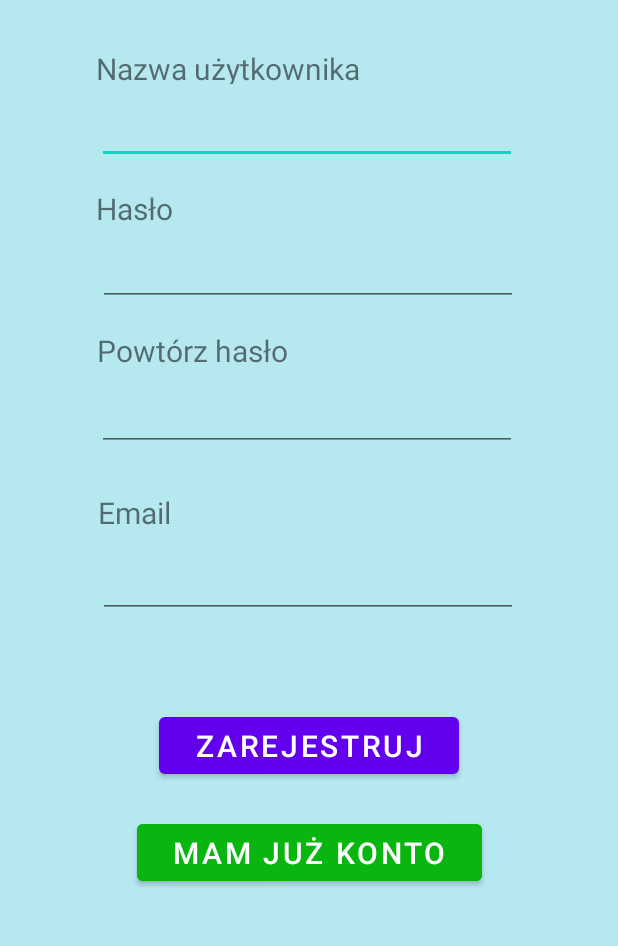
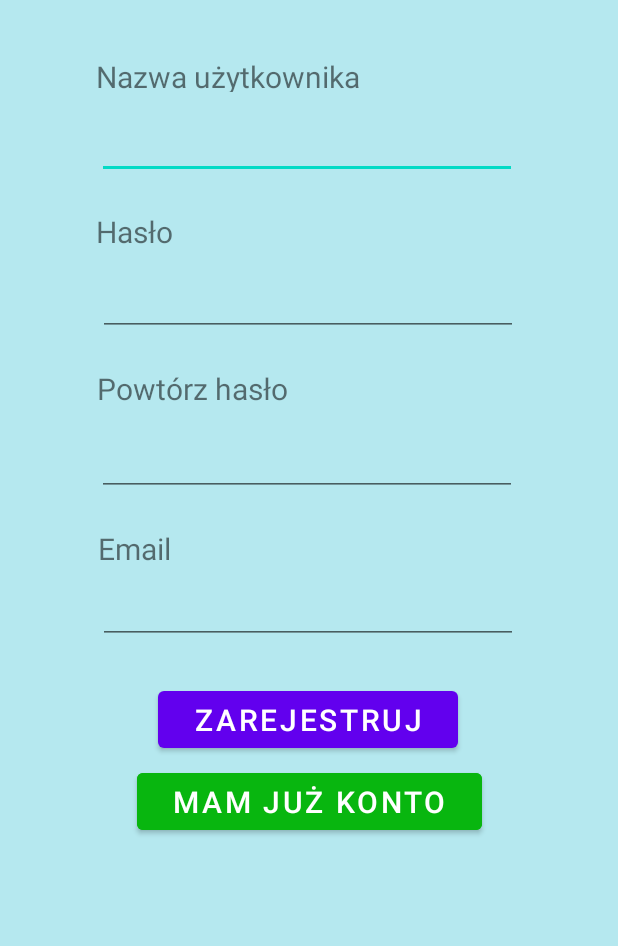
Before and after one commit to paulinaduras/DailyGlucose, an Android app: the screen it shows after launch (EkranRejestracji), after a tap on "ZAREJESTRUJ SIĘ", on a phone screen of 412 x 824 dp, the part 254-1200 px from its top. Run offline under Robolectric (Android 15) with nearby library versions, the phone set to English and light mode, and no system bars.

Commit message:
Start + Logowanie + Rejestracja + Główny + Obie Nowe Dane + Obie Historie + Zła/Dobra Glukoza

```diff
--- a/app/src/main/AndroidManifest.xml
+++ b/app/src/main/AndroidManifest.xml
@@ -9,14 +9,16 @@
         android:roundIcon="@mipmap/ic_launcher_round"
         android:supportsRtl="true"
         android:theme="@style/Theme.DailyGlucose">
-        <activity android:name=".EkranHistoriaInsuliny"></activity>
+        <activity android:name=".EkranZlaGlukoza"></activity>
+        <activity android:name=".EkranPrawidlowejGlukozy" />
+        <activity android:name=".EkranHistoriaInsuliny" />
         <activity android:name=".EkranHistoriaGlukozy" />
         <activity android:name=".EkranNowyInsulina" />
         <activity android:name=".EkranNowyGlukoza" />
         <activity android:name=".EkranGlowny" />
         <activity android:name=".EkranRejestracji" />
         <activity android:name=".EkranLogowania" />
-        <activity android:name=".MainActivity">
+        <activity android:name=".EkranStartu">
             <intent-filter>
                 <action android:name="android.intent.action.MAIN" />
 
--- a/app/src/main/java/com/example/dailyglucose/EkranGlowny.kt
+++ b/app/src/main/java/com/example/dailyglucose/EkranGlowny.kt
@@ -58,7 +58,7 @@ class EkranGlowny : AppCompatActivity() {
     }
 
     private fun wyloguj(){
-        val intent = Intent(this, MainActivity::class.java)
+        val intent = Intent(this, EkranStartu::class.java)
         startActivity(intent)
     }
 
--- a/app/src/main/java/com/example/dailyglucose/MainActivity.kt
+++ b/app/src/main/java/com/example/dailyglucose/EkranStartu.kt
@@ -5,9 +5,8 @@ import androidx.appcompat.app.AppCompatActivity
 import android.os.Bundle
 import android.view.View
 import android.widget.Button
-import android.widget.EditText
 
-class MainActivity : AppCompatActivity() {
+class EkranStartu : AppCompatActivity() {
 
     private var btnZaloguj: Button?= null
     private var btnZarejestruj: Button ?= null
@@ -15,7 +14,7 @@ class MainActivity : AppCompatActivity() {
 
     override fun onCreate(savedInstanceState: Bundle?) {
         super.onCreate(savedInstanceState)
-        setContentView(R.layout.activity_main)
+        setContentView(R.layout.activity_ekran_startu)
 
 
         btnZaloguj = findViewById(R.id.btnZaloguj)
--- a/app/src/main/res/layout/activity_ekran_logowania.xml
+++ b/app/src/main/res/layout/activity_ekran_logowania.xml
@@ -40,7 +40,7 @@
     <EditText
         android:id="@+id/editTextLogowanie1"
         android:layout_width="288dp"
-        android:layout_height="39dp"
+        android:layout_height="50dp"
         android:layout_marginTop="16dp"
         android:ems="10"
         android:inputType="textPersonName"
@@ -66,7 +66,7 @@
     <EditText
         android:id="@+id/editTextLogowanie2"
         android:layout_width="283dp"
-        android:layout_height="43dp"
+        android:layout_height="50dp"
         android:layout_marginTop="16dp"
         android:ems="10"
         android:inputType="textPassword"
--- a/app/src/main/res/layout/activity_ekran_rejestracji.xml
+++ b/app/src/main/res/layout/activity_ekran_rejestracji.xml
@@ -8,7 +8,7 @@
     tools:context=".EkranRejestracji">
 
     <TextView
-        android:id="@+id/textRejestracja"
+        android:id="@+id/textRejestracja1"
         android:layout_width="320dp"
         android:layout_height="70dp"
         android:layout_marginTop="24dp"
@@ -25,7 +25,7 @@
         app:layout_constraintVertical_bias="0.029" />
 
     <TextView
-        android:id="@+id/textNazwa"
+        android:id="@+id/textRejestracja2"
         android:layout_width="200dp"
         android:layout_height="24dp"
         android:layout_marginTop="32dp"
@@ -35,7 +35,7 @@
         app:layout_constraintEnd_toEndOf="parent"
         app:layout_constraintHorizontal_bias="0.303"
         app:layout_constraintStart_toStartOf="parent"
-        app:layout_constraintTop_toBottomOf="@+id/textRejestracja" />
+        app:layout_constraintTop_toBottomOf="@+id/textRejestracja1" />
 
     <EditText
         android:id="@+id/editTextRejestracji1"
@@ -45,14 +45,15 @@
         android:layout_marginBottom="16dp"
         android:ems="10"
         android:inputType="textPersonName"
-        app:layout_constraintBottom_toTopOf="@+id/textHaslo"
+        android:textSize="16sp"
+        app:layout_constraintBottom_toTopOf="@+id/textRejestracja3"
         app:layout_constraintEnd_toEndOf="parent"
         app:layout_constraintHorizontal_bias="0.488"
         app:layout_constraintStart_toStartOf="parent"
-        app:layout_constraintTop_toBottomOf="@+id/textNazwa" />
+        app:layout_constraintTop_toBottomOf="@+id/textRejestracja2" />
 
     <TextView
-        android:id="@+id/textHaslo"
+        android:id="@+id/textRejestracja3"
         android:layout_width="136dp"
         android:layout_height="25dp"
         android:text="Hasło"
@@ -71,14 +72,15 @@
         android:layout_marginBottom="16dp"
         android:ems="10"
         android:inputType="textPassword"
-        app:layout_constraintBottom_toTopOf="@+id/textHaslo2"
+        android:textSize="16sp"
+        app:layout_constraintBottom_toTopOf="@+id/textRejestracja4"
         app:layout_constraintEnd_toEndOf="parent"
         app:layout_constraintHorizontal_bias="0.496"
         app:layout_constraintStart_toStartOf="parent"
-        app:layout_constraintTop_toBottomOf="@+id/textHaslo" />
+        app:layout_constraintTop_toBottomOf="@+id/textRejestracja3" />
 
     <TextView
-        android:id="@+id/textHaslo2"
+        android:id="@+id/textRejestracja4"
         android:layout_width="wrap_content"
         android:layout_height="wrap_content"
         android:text="Powtórz hasło"
@@ -94,18 +96,20 @@
         android:layout_width="280dp"
         android:layout_height="45dp"
         android:layout_marginTop="8dp"
+        android:layout_marginBottom="16dp"
         android:ems="10"
         android:inputType="textPassword"
+        android:textSize="16sp"
+        app:layout_constraintBottom_toTopOf="@+id/textRejestracja5"
         app:layout_constraintEnd_toEndOf="parent"
         app:layout_constraintHorizontal_bias="0.488"
         app:layout_constraintStart_toStartOf="parent"
-        app:layout_constraintTop_toBottomOf="@+id/textHaslo2" />
+        app:layout_constraintTop_toBottomOf="@+id/textRejestracja4" />
 
     <TextView
-        android:id="@+id/textView4"
+        android:id="@+id/textRejestracja5"
         android:layout_width="wrap_content"
         android:layout_height="wrap_content"
-        android:layout_marginTop="16dp"
         android:text="Email"
         android:textSize="20sp"
         app:layout_constraintBottom_toTopOf="@+id/editTextEmailAddress"
@@ -118,25 +122,26 @@
         android:id="@+id/editTextEmailAddress"
         android:layout_width="280dp"
         android:layout_height="45dp"
-        android:layout_marginBottom="33dp"
+        android:layout_marginBottom="20dp"
         android:ems="10"
         android:inputType="textEmailAddress"
+        android:textSize="16sp"
         app:layout_constraintBottom_toTopOf="@+id/btnRejestracji"
         app:layout_constraintEnd_toEndOf="parent"
         app:layout_constraintHorizontal_bias="0.496"
         app:layout_constraintStart_toStartOf="parent"
-        app:layout_constraintTop_toBottomOf="@+id/textView4" />
+        app:layout_constraintTop_toBottomOf="@+id/textRejestracja5" />
 
     <Button
         android:id="@+id/btnRejestracji"
         android:layout_width="200dp"
         android:layout_height="50dp"
-        android:layout_marginTop="15dp"
         android:text="Zarejestruj"
         android:textAllCaps="true"
         android:textSize="20sp"
         app:layout_constraintBottom_toTopOf="@+id/btnMamKonto"
         app:layout_constraintEnd_toEndOf="parent"
+        app:layout_constraintHorizontal_bias="0.497"
         app:layout_constraintStart_toStartOf="parent"
         app:layout_constraintTop_toBottomOf="@+id/editTextEmailAddress" />
 
@@ -144,8 +149,7 @@
         android:id="@+id/btnMamKonto"
         android:layout_width="230dp"
         android:layout_height="50dp"
-        android:layout_marginTop="10dp"
-        android:layout_marginBottom="50dp"
+        android:layout_marginBottom="90dp"
         android:backgroundTint="#08B60F"
         android:text="Mam już konto"
         android:textSize="20sp"
```
Also changed, not shown: app/src/main/java/com/example/dailyglucose/EkranPrawidlowejGlukozy.kt (added, +31 -0 lines), app/src/main/java/com/example/dailyglucose/EkranZlaGlukoza.kt (added, +31 -0 lines), app/src/main/res/layout/activity_ekran_glowny.xml (+4 -4 lines), app/src/main/res/layout/activity_ekran_prawidlowej_glukozy.xml (added, +104 -0 lines), app/src/main/res/layout/activity_ekran_startu.xml (renamed from app/src/main/res/layout/activity_main.xml, +4 -4 lines), app/src/main/res/layout/activity_ekran_zla_glukoza.xml (added, +107 -0 lines), app/src/main/res/drawable/czekolada.jpg (added), app/src/main/res/drawable/gratulacje.jpg (added).
